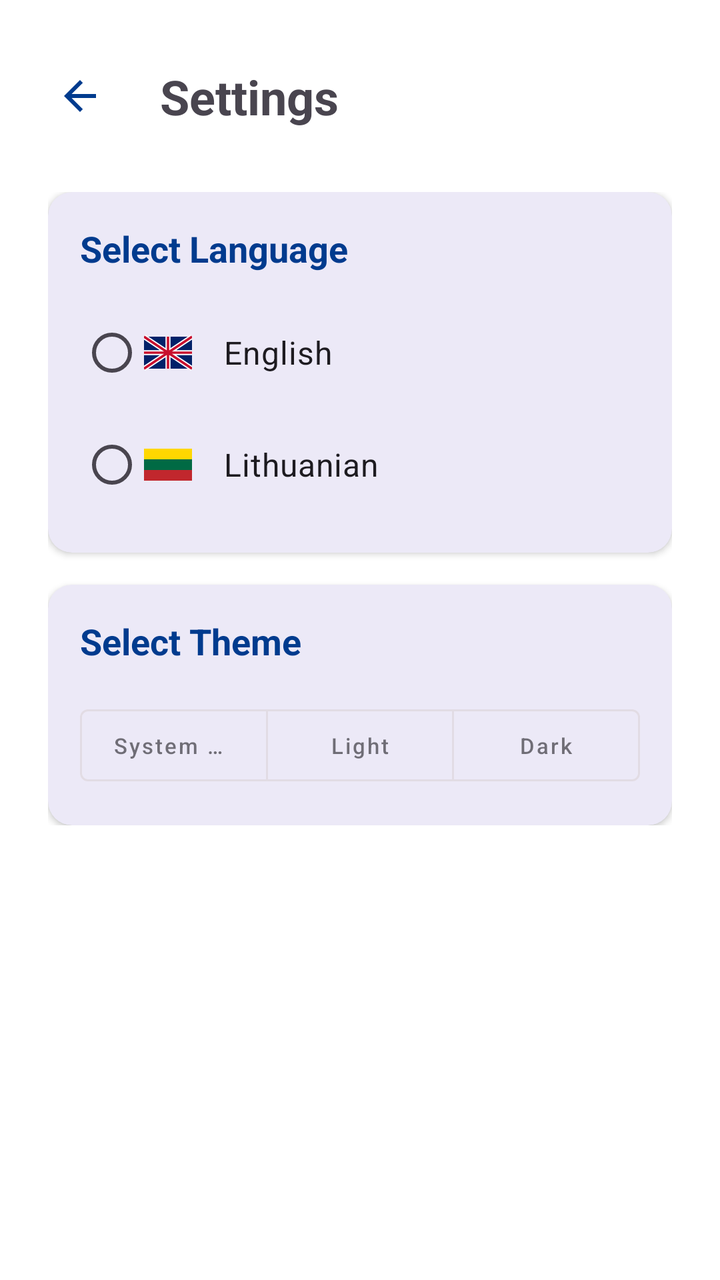
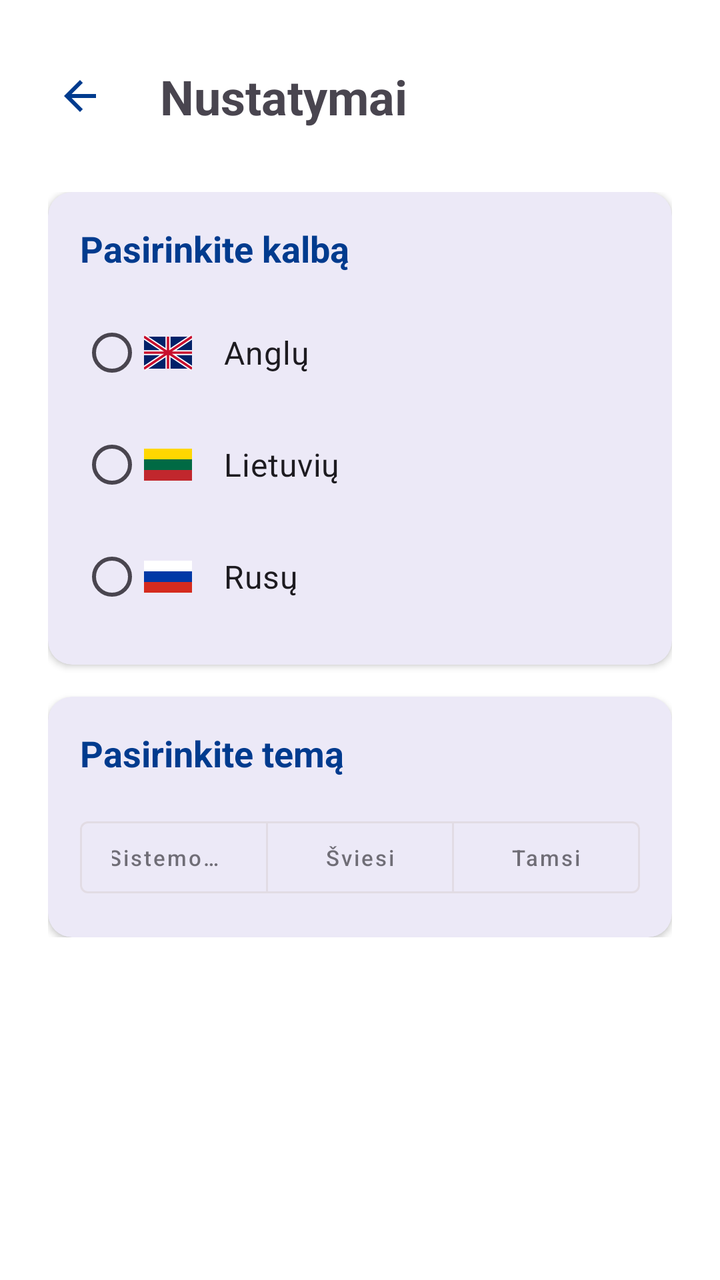

An Android layout rendered at two revisions. The XML below is the earlier revision; the diff shows what the commit changed to produce the second picture.
<!-- AndroidManifest.xml: application theme Theme.AccidentReportingApp -->
<!-- res/layout/activity_settings.xml -->
<?xml version="1.0" encoding="utf-8"?>
<androidx.constraintlayout.widget.ConstraintLayout xmlns:android="http://schemas.android.com/apk/res/android"
    xmlns:app="http://schemas.android.com/apk/res-auto"
    xmlns:tools="http://schemas.android.com/tools"
    android:id="@+id/main"
    android:layout_width="match_parent"
    android:layout_height="match_parent"
    android:paddingHorizontal="16dp"
    android:paddingTop="24dp"
    tools:context=".controllers.SettingsActivity">

    
    <ImageButton
        android:id="@+id/btn_back"
        android:layout_width="48dp"
        android:layout_height="48dp"
        android:background="?attr/selectableItemBackgroundBorderless"
        android:contentDescription="@string/desc_settings"
        android:src="@drawable/ic_back"
        app:layout_constraintStart_toStartOf="parent"
        app:layout_constraintTop_toTopOf="parent"
        app:tint="?attr/colorPrimary" />

    <TextView
        android:id="@+id/settings_title"
        android:layout_width="wrap_content"
        android:layout_height="wrap_content"
        android:layout_marginStart="16dp"
        android:text="@string/title_settings"
        android:textSize="24sp"
        android:textStyle="bold"
        app:layout_constraintBottom_toBottomOf="@id/btn_back"
        app:layout_constraintStart_toEndOf="@id/btn_back"
        app:layout_constraintTop_toTopOf="@id/btn_back" />

    <ScrollView
        android:layout_width="match_parent"
        android:layout_height="0dp"
        android:layout_marginTop="16dp"
        android:clipToPadding="false"
        android:paddingBottom="24dp"
        app:layout_constraintBottom_toBottomOf="parent"
        app:layout_constraintTop_toBottomOf="@id/btn_back">

        <LinearLayout
            android:layout_width="match_parent"
            android:layout_height="wrap_content"
            android:orientation="vertical"
            android:padding="8dp">

            
            <com.google.android.material.card.MaterialCardView
                android:layout_width="match_parent"
                android:layout_height="wrap_content"
                app:cardBackgroundColor="?attr/colorSurface"
                app:cardCornerRadius="12dp"
                app:cardElevation="2dp"
                app:strokeWidth="0dp">

                <LinearLayout
                    android:layout_width="match_parent"
                    android:layout_height="wrap_content"
                    android:orientation="vertical"
                    android:padding="16dp">

                    <TextView
                        android:id="@+id/label_language"
                        android:layout_width="wrap_content"
                        android:layout_height="wrap_content"
                        android:text="@string/label_select_language"
                        android:textColor="?attr/colorPrimary"
                        android:textSize="18sp"
                        android:textStyle="bold" />

                    <RadioGroup
                        android:id="@+id/radio_group_language"
                        android:layout_width="match_parent"
                        android:layout_height="wrap_content"
                        android:layout_marginTop="12dp">

                        <RadioButton
                            android:id="@+id/radio_en"
                            android:layout_width="match_parent"
                            android:layout_height="56dp"
                            android:drawableStart="@drawable/ic_flag_en"
                            android:drawablePadding="16dp"
                            android:text="@string/lang_english"
                            android:textSize="16sp" />

                        <RadioButton
                            android:id="@+id/radio_lt"
                            android:layout_width="match_parent"
                            android:layout_height="56dp"
                            android:drawableStart="@drawable/ic_flag_lt"
                            android:drawablePadding="16dp"
                            android:text="@string/lang_lithuanian"
                            android:textSize="16sp" />
                    </RadioGroup>
                </LinearLayout>
            </com.google.android.material.card.MaterialCardView>

            
            <com.google.android.material.card.MaterialCardView
                android:layout_width="match_parent"
                android:layout_height="wrap_content"
                android:layout_marginTop="16dp"
                app:cardBackgroundColor="?attr/colorSurface"
                app:cardCornerRadius="12dp"
                app:cardElevation="2dp"
                app:strokeWidth="0dp">

                <LinearLayout
                    android:layout_width="match_parent"
                    android:layout_height="wrap_content"
                    android:orientation="vertical"
                    android:padding="16dp">

                    <TextView
                        android:id="@+id/label_theme"
                        android:layout_width="wrap_content"
                        android:layout_height="wrap_content"
                        android:text="@string/label_select_theme"
                        android:textColor="?attr/colorPrimary"
                        android:textSize="18sp"
                        android:textStyle="bold" />

                    <com.google.android.material.button.MaterialButtonToggleGroup
                        android:id="@+id/theme_toggle_group"
                        android:layout_width="match_parent"
                        android:layout_height="wrap_content"
                        android:layout_marginTop="16dp"
                        app:selectionRequired="true"
                        app:singleSelection="true">

                        <com.google.android.material.button.MaterialButton
                            android:id="@+id/btn_theme_system"
                            style="@style/Widget.MaterialComponents.Button.OutlinedButton"
                            android:layout_width="0dp"
                            android:layout_height="wrap_content"
                            android:layout_weight="1"
                            android:text="@string/theme_system"
                            android:textAllCaps="false"
                            android:textSize="11sp" />

                        <com.google.android.material.button.MaterialButton
                            android:id="@+id/btn_theme_light"
                            style="@style/Widget.MaterialComponents.Button.OutlinedButton"
                            android:layout_width="0dp"
                            android:layout_height="wrap_content"
                            android:layout_weight="1"
                            android:text="@string/theme_light"
                            android:textAllCaps="false"
                            android:textSize="11sp" />

                        <com.google.android.material.button.MaterialButton
                            android:id="@+id/btn_theme_dark"
                            style="@style/Widget.MaterialComponents.Button.OutlinedButton"
                            android:layout_width="0dp"
                            android:layout_height="wrap_content"
                            android:layout_weight="1"
                            android:text="@string/theme_dark"
                            android:textAllCaps="false"
                            android:textSize="11sp" />

                    </com.google.android.material.button.MaterialButtonToggleGroup>
                </LinearLayout>
            </com.google.android.material.card.MaterialCardView>

        </LinearLayout>
    </ScrollView>

</androidx.constraintlayout.widget.ConstraintLayout>
<!-- resources referenced by this layout -->
<resources>
  <!-- drawable ic_back (drawable) -->
  <vector xmlns:android="http://schemas.android.com/apk/res/android"
      android:width="24dp"
      android:height="24dp"
      android:viewportWidth="24"
      android:viewportHeight="24"
      android:tint="?attr/colorControlNormal">
    <path
        android:fillColor="@android:color/white"
        android:pathData="M20,11H7.83l5.59,-5.59L12,4l-8,8 8,8 1.41,-1.41L7.83,13H20v-2z"/>
  </vector>
  <!-- drawable ic_flag_en (drawable) -->
  <vector xmlns:android="http://schemas.android.com/apk/res/android"
      android:width="24dp"
      android:height="24dp"
      android:viewportWidth="24"
      android:viewportHeight="24">
      
      <path
          android:fillColor="#012169"
          android:pathData="M0,4h24v16h-24z" />
      
      <path
          android:strokeColor="#FFFFFF"
          android:strokeWidth="2.5"
          android:pathData="M0,4l24,16M0,20l24,-16M12,4v16M0,12h24" />
      
      <path
          android:strokeColor="#C8102E"
          android:strokeWidth="1.2"
          android:pathData="M0,4l24,16M0,20l24,-16M12,4v16M0,12h24" />
  </vector>
  <!-- drawable ic_flag_lt (drawable) -->
  <vector xmlns:android="http://schemas.android.com/apk/res/android"
      android:width="24dp"
      android:height="24dp"
      android:viewportWidth="24"
      android:viewportHeight="24">
      
      <path
          android:fillColor="#FFD700"
          android:pathData="M0,4h24v5.33h-24z" />
      
      <path
          android:fillColor="#006A44"
          android:pathData="M0,9.33h24v5.33h-24z" />
      
      <path
          android:fillColor="#C1272D"
          android:pathData="M0,14.66h24v5.33h-24z" />
  </vector>
  <string name="desc_settings">Settings</string>
  <string name="label_select_language">Select Language</string>
  <string name="label_select_theme">Select Theme</string>
  <string name="lang_english">English</string>
  <string name="lang_lithuanian">Lithuanian</string>
  <string name="theme_dark">Dark</string>
  <string name="theme_light">Light</string>
  <string name="theme_system">System Default</string>
  <string name="title_settings">Settings</string>
  <style name="Theme.AccidentReportingApp" parent="Base.Theme.AccidentReportingApp" />
  <style name="Base.Theme.AccidentReportingApp" parent="Theme.Material3.DayNight.NoActionBar">
          
          <item name="colorPrimary">@color/primary</item>
          <item name="colorOnPrimary">@color/white</item>
          <item name="colorPrimaryContainer">@color/primary_container</item>
  
          
          <item name="android:windowBackground">@color/white</item>
      </style>
  <color name="primary">#003B8E</color>
  <color name="white">#FFFFFFFF</color>
  <color name="primary_container">#F0D3F7</color>
</resources>

<!-- the commit's change to res/layout/activity_settings.xml (unified diff, before → after) -->
@@ -95,6 +95,15 @@
                             android:drawablePadding="16dp"
                             android:text="@string/lang_lithuanian"
                             android:textSize="16sp" />
+
+                        <RadioButton
+                            android:id="@+id/radio_ru"
+                            android:layout_width="match_parent"
+                            android:layout_height="56dp"
+                            android:drawableStart="@drawable/ic_flag_ru"
+                            android:drawablePadding="16dp"
+                            android:text="@string/lang_russian"
+                            android:textSize="16sp" />
                     </RadioGroup>
                 </LinearLayout>
             </com.google.android.material.card.MaterialCardView>
<!-- resource entries referenced after the edit -->
@@ -51,15 +51,35 @@
           android:fillColor="#C1272D"
           android:pathData="M0,14.66h24v5.33h-24z" />
   </vector>
-  <string name="desc_settings">Settings</string>
-  <string name="label_select_language">Select Language</string>
-  <string name="label_select_theme">Select Theme</string>
-  <string name="lang_english">English</string>
-  <string name="lang_lithuanian">Lithuanian</string>
-  <string name="theme_dark">Dark</string>
-  <string name="theme_light">Light</string>
-  <string name="theme_system">System Default</string>
-  <string name="title_settings">Settings</string>
+  <!-- drawable ic_flag_ru (drawable) -->
+  <vector xmlns:android="http://schemas.android.com/apk/res/android"
+      android:width="24dp"
+      android:height="24dp"
+      android:viewportWidth="24"
+      android:viewportHeight="24">
+      
+      <path
+          android:fillColor="#FFFFFF"
+          android:pathData="M0,4h24v5.33h-24z" />
+      
+      <path
+          android:fillColor="#0039A6"
+          android:pathData="M0,9.33h24v5.33h-24z" />
+      
+      <path
+          android:fillColor="#D52B1E"
+          android:pathData="M0,14.66h24v5.33h-24z" />
+  </vector>
+  <string name="desc_settings">Nustatymai</string>
+  <string name="label_select_language">Pasirinkite kalbą</string>
+  <string name="label_select_theme">Pasirinkite temą</string>
+  <string name="lang_english">Anglų</string>
+  <string name="lang_lithuanian">Lietuvių</string>
+  <string name="lang_russian">Rusų</string>
+  <string name="theme_dark">Tamsi</string>
+  <string name="theme_light">Šviesi</string>
+  <string name="theme_system">Sistemos numatytoji</string>
+  <string name="title_settings">Nustatymai</string>
   <style name="Theme.AccidentReportingApp" parent="Base.Theme.AccidentReportingApp" />
   <style name="Base.Theme.AccidentReportingApp" parent="Theme.Material3.DayNight.NoActionBar">
           
